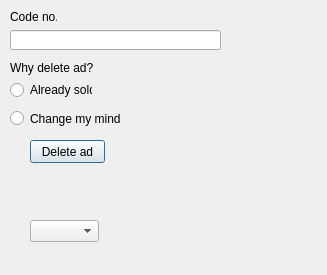
First picture: the form in KinMel/delete_product.ui, repository Prakriti03/Project, before the edit.
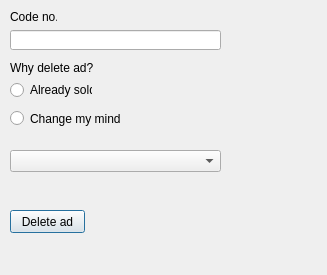
Second picture: the form after the edit.

```diff
--- a/KinMel/delete_product.ui
+++ b/KinMel/delete_product.ui
@@ -16,8 +16,8 @@
   <widget class="QPushButton" name="pushButton">
    <property name="geometry">
     <rect>
-     <x>30</x>
-     <y>140</y>
+     <x>10</x>
+     <y>210</y>
      <width>75</width>
      <height>23</height>
     </rect>
@@ -91,9 +91,9 @@
   <widget class="QComboBox" name="comboBox">
    <property name="geometry">
     <rect>
-     <x>30</x>
-     <y>220</y>
-     <width>69</width>
+     <x>10</x>
+     <y>150</y>
+     <width>211</width>
      <height>22</height>
     </rect>
    </property>
```
